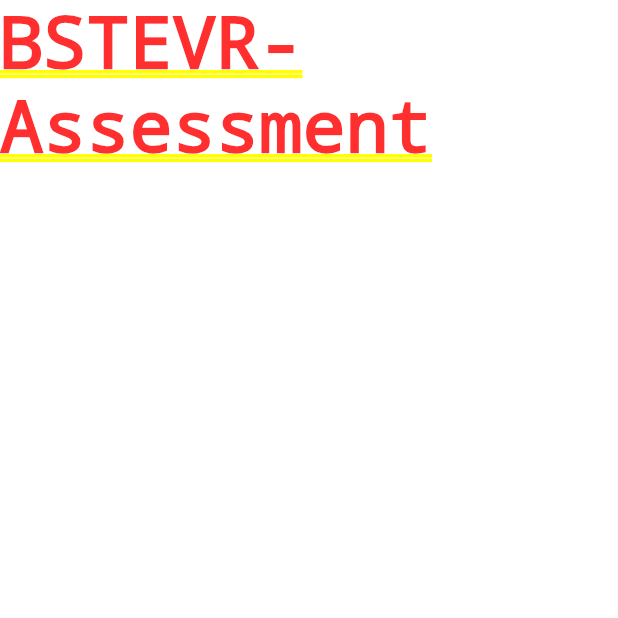
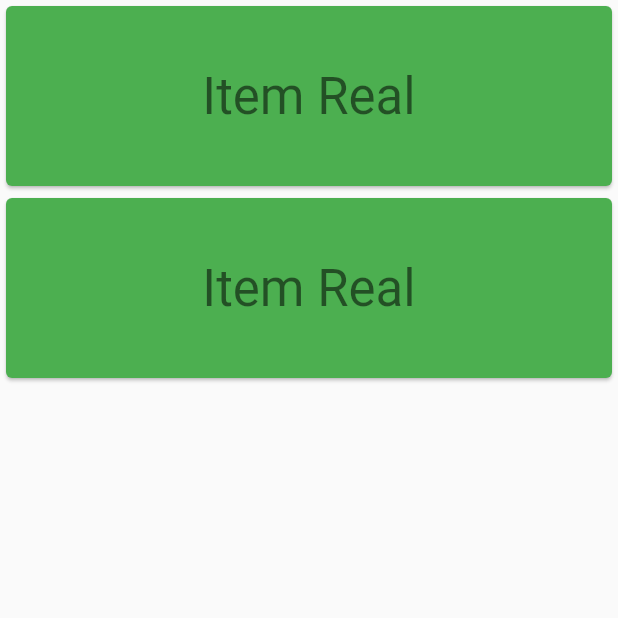
Before and after one commit to bahricanyesil/bstevr-assessment, a Flutter app: the screen it shows after launch, on a phone screen of 412 x 824 dp, the top half of it. Run offline on Flutter 3.47's test engine with Material 2 defaults, Android fonts, the phone set to English and light mode, and no system bars; our stand-ins replace audioplayers.

Commit message:
Coin detector page with animations

```diff
--- /dev/null
+++ b/lib/generated_plugin_registrant.dart
@@ -0,0 +1,15 @@
+//
+// Generated file. Do not edit.
+//
+
+// ignore_for_file: lines_longer_than_80_chars
+
+import 'package:audioplayers/web/audioplayers_web.dart';
+
+import 'package:flutter_web_plugins/flutter_web_plugins.dart';
+
+// ignore: public_member_api_docs
+void registerPlugins(Registrar registrar) {
+  AudioplayersPlugin.registerWith(registrar);
+  registrar.registerMessageHandler();
+}
--- a/lib/main.dart
+++ b/lib/main.dart
@@ -1,3 +1,4 @@
+import 'package:bstevr_assessment/view/coin-detector/automated_coin_detector.dart';
 import 'package:flutter/material.dart';
 
 void main() {
@@ -14,7 +15,7 @@ class MyApp extends StatelessWidget {
       theme: ThemeData(
         primarySwatch: Colors.blue,
       ),
-      home: const Text('BSTEVR-Assessment'),
+      home: const CoinDetector(),
     );
   }
 }
--- /dev/null
+++ b/lib/view/coin-detector/automated_coin_detector.dart
@@ -0,0 +1,206 @@
+import 'dart:math';
+
+import 'package:flutter/material.dart';
+
+class CoinDetector extends StatefulWidget {
+  const CoinDetector({Key? key}) : super(key: key);
+
+  @override
+  _CoinDetectorState createState() => _CoinDetectorState();
+}
+
+class _CoinDetectorState extends State<CoinDetector> {
+  final GlobalKey<AnimatedListState> _elementKey =
+      GlobalKey<AnimatedListState>();
+  List<String> _items = [];
+  final Stream<String> randomStream =
+      Stream.periodic(const Duration(seconds: 3), (int val) {
+    final random = Random().nextInt(2);
+    return random == 0 ? 'Real' : 'Fake';
+  });
+
+  @override
+  Widget build(BuildContext context) {
+    return StreamBuilder<String>(
+      stream: randomStream,
+      builder: (BuildContext context, AsyncSnapshot<String> snapshot) {
+        if (_elementKey.currentState != null) {
+          _elementKey.currentState!
+              .insertItem(0, duration: const Duration(milliseconds: 500));
+          _items = []
+            ..add(snapshot.data ?? '')
+            ..addAll(_items);
+        }
+        List<Widget> children;
+        if (snapshot.hasError) {
+          children = errorWidgets(snapshot);
+        } else {
+          switch (snapshot.connectionState) {
+            case ConnectionState.none:
+              children = noneWidgets();
+              break;
+            case ConnectionState.waiting:
+              children = waitingWidgets();
+              break;
+            case ConnectionState.active:
+              children = activeWidgets(snapshot.data);
+              break;
+            case ConnectionState.done:
+              children = doneWidgets(snapshot.data);
+              break;
+          }
+        }
+        return Scaffold(
+          body: Column(
+            mainAxisSize: MainAxisSize.max,
+            children: <Widget>[
+              Expanded(
+                child: AnimatedList(
+                  key: _elementKey,
+                  initialItemCount: _items.length,
+                  itemBuilder: (BuildContext context, int index,
+                      Animation<double> animation) {
+                    return slideAnimation(context, index, animation);
+                  },
+                ),
+              ),
+              // Container(
+              //   decoration: BoxDecoration(color: Colors.greenAccent),
+              //   child: Row(
+              //     mainAxisSize: MainAxisSize.max,
+              //     crossAxisAlignment: CrossAxisAlignment.center,
+              //     mainAxisAlignment: MainAxisAlignment.center,
+              //     children: <Widget>[
+              //       FlatButton(
+              //         onPressed: () {
+              //           setState(() {
+              //             _elementKey.currentState!.insertItem(0,
+              //                 duration: const Duration(milliseconds: 500));
+              //             _items = []
+              //               ..add(counter++)
+              //               ..addAll(_items);
+              //           });
+              //         },
+              //         child: Text(
+              //           "Add item to first",
+              //           style: TextStyle(color: Colors.black, fontSize: 20),
+              //         ),
+              //       ),
+              //       FlatButton(
+              //         onPressed: () {
+              //           if (_items.length <= 1) return;
+              //           _elementKey.currentState!.removeItem(
+              //               0,
+              //               (_, animation) =>
+              //                   slideAnimation(context, 0, animation),
+              //               duration: const Duration(milliseconds: 500));
+              //           setState(() {
+              //             _items.removeAt(0);
+              //           });
+              //         },
+              //         child: Text(
+              //           "Remove first item",
+              //           style: TextStyle(color: Colors.black, fontSize: 20),
+              //         ),
+              //       )
+              //     ],
+              //   ),
+              // ),
+            ],
+          ),
+        );
+      },
+    );
+  }
+
+  Widget slideAnimation(
+      BuildContext context, int index, Animation<double> animation) {
+    String item = _items[index];
+    return SlideTransition(
+      position: Tween<Offset>(
+        begin: const Offset(1, 0),
+        end: const Offset(0, 0),
+      ).animate(CurvedAnimation(
+          parent: animation,
+          curve: Curves.easeIn,
+          reverseCurve: Curves.easeOut)),
+      child: FadeTransition(
+        opacity: animation,
+        child: SizedBox(
+          height: 128.0,
+          child: Card(
+            color: item == 'Real' ? Colors.green : Colors.red,
+            child: Center(
+              child: Text('Item $item',
+                  style: Theme.of(context).textTheme.headline4!),
+            ),
+          ),
+        ),
+      ),
+    );
+  }
+
+  List<Widget> errorWidgets(AsyncSnapshot snapshot) => <Widget>[
+        const Icon(
+          Icons.error_outline,
+          color: Colors.red,
+          size: 60,
+        ),
+        Padding(
+          padding: const EdgeInsets.only(top: 16),
+          child: Text('Error: ${snapshot.error}'),
+        ),
+        Padding(
+          padding: const EdgeInsets.only(top: 8),
+          child: Text('Stack trace: ${snapshot.stackTrace}'),
+        ),
+      ];
+
+  List<Widget> noneWidgets() => const <Widget>[
+        Icon(
+          Icons.info,
+          color: Colors.blue,
+          size: 60,
+        ),
+        Padding(
+          padding: EdgeInsets.only(top: 16),
+          child: Text('Select a lot'),
+        )
+      ];
+
+  List<Widget> waitingWidgets() => const <Widget>[
+        SizedBox(
+          child: CircularProgressIndicator(),
+          width: 60,
+          height: 60,
+        ),
+        Padding(
+          padding: EdgeInsets.only(top: 16),
+          child: Text('Awaiting bids...'),
+        )
+      ];
+
+  List<Widget> activeWidgets(String? data) => <Widget>[
+        const Icon(
+          Icons.check_circle_outline,
+          color: Colors.green,
+          size: 60,
+        ),
+        Padding(
+          padding: const EdgeInsets.only(top: 16),
+          child: Text(data ?? 'Real'),
+        )
+      ];
+
+  List<Widget> doneWidgets(String? data) => <Widget>[
+        const Icon(
+          Icons.info,
+          color: Colors.blue,
+          size: 60,
+        ),
+        Padding(
+          padding: const EdgeInsets.only(top: 16),
+          child: Text('\$$data (closed)'),
+        )
+      ];
+}
--- a/pubspec.yaml
+++ b/pubspec.yaml
@@ -12,6 +12,7 @@ dependencies:
   flutter:
     sdk: flutter
   cupertino_icons: ^1.0.2
+  audioplayers: ^0.19.1
 
 dev_dependencies:
   flutter_test:
```
Also changed, not shown: 7 other files.
